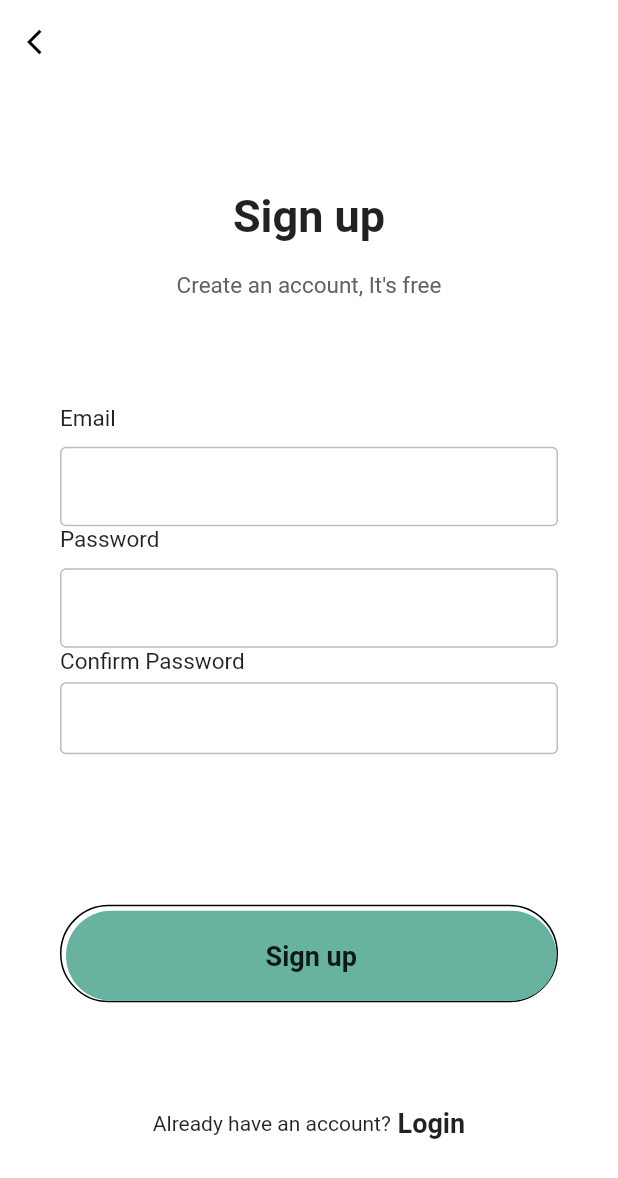
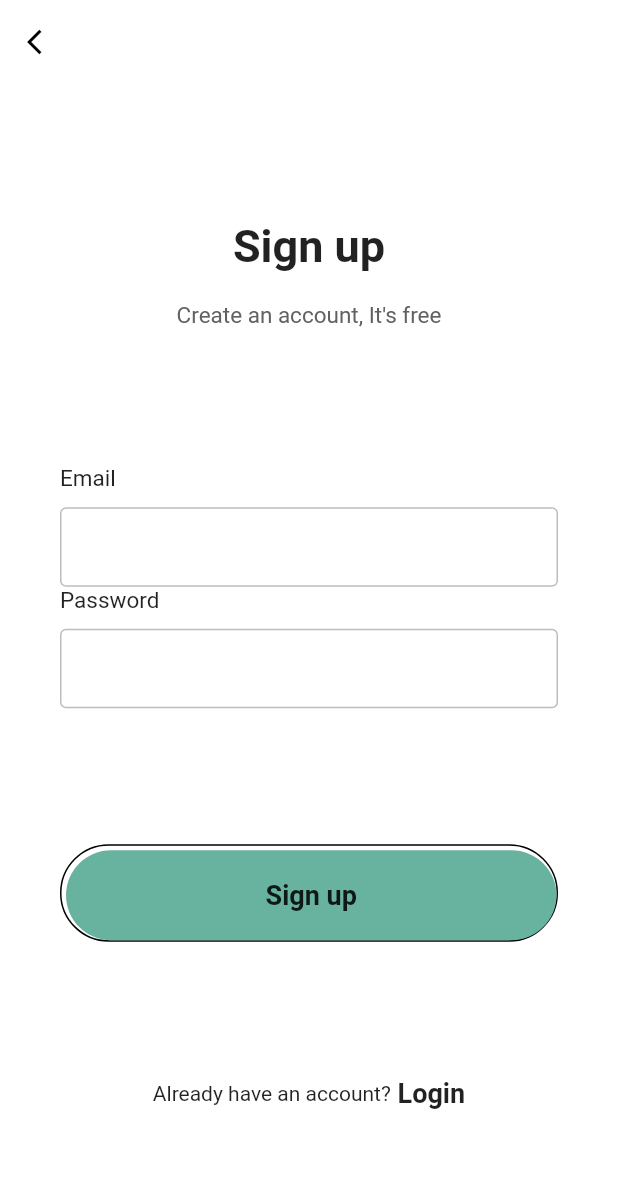
Before and after one commit to jooliaju/Planty, a Flutter app: the LoginPage screen opened directly, after a tap on "Login", after a tap on "Sign up", on a phone screen of 412 x 824 dp. Shown: the top 1178 px of the screen. Run offline on Flutter 3.47's test engine with Material 2 defaults, Android fonts, the phone set to English and light mode, and no system bars; our stand-ins replace cloud_firestore, dio, firebase_auth, firebase_core, firebase_storage, flutter_inner_drawer and 5 more; missing offline and left inert: dart:ffi; accounts and stored records are empty.

Commit message:
auth changes

```diff
--- a/lib/screens/auth/login.dart
+++ b/lib/screens/auth/login.dart
@@ -9,6 +9,10 @@
 import 'package:planty_app/shared/loading.dart';
 
 class LoginPage extends StatefulWidget {
+
+  final Function toggleView;
+  LoginPage({ this.toggleView });
+
   @override
   _LoginPageState createState() => _LoginPageState();
 }
@@ -127,40 +131,6 @@
     //   ),
     // );
 
-    final signUpButton = Material(
-      elevation: 5.0,
-      borderRadius: BorderRadius.circular(30.0),
-      color: Colors.deepOrange,
-      child: MaterialButton(
-        minWidth: MediaQuery.of(context).size.width,
-        padding: EdgeInsets.fromLTRB(20.0, 15.0, 20.0, 15.0),
-        onPressed: () async {
-          //add logging stuff too
-
-          if (_formKey.currentState.validate()) {
-            setState(() {
-              loading = true;
-            });
-
-            print("email entered: " + email);
-            print("password entered: " + password);
-
-            dynamic result =
-                await authService.registerWithEmailAndPassword(email, password);
-            if (result == null) {
-              setState(() {
-                error = "Please supply a valid email";
-                loading = false;
-              });
-            }
-          }
-        },
-        child: Text("Sign up",
-            textAlign: TextAlign.center,
-            style: style.copyWith(
-                color: Colors.white, fontWeight: FontWeight.bold)),
-      ),
-    );
 
     final loginButton = MaterialButton(
       minWidth: double.infinity,
@@ -194,9 +164,7 @@
       ),
     );
 
-    return loading
-        ? Loading()
-        : Scaffold(
+    return loading ? Loading() :Scaffold(
             resizeToAvoidBottomInset: false,
             backgroundColor: Colors.white,
             appBar: AppBar(
@@ -306,15 +274,15 @@
                       ),
                     ),
                   ),
-                  FadeAnimation(
-                      1.2,
-                      Container(
-                        height: MediaQuery.of(context).size.height / 3,
-                        decoration: BoxDecoration(
-                            image: DecorationImage(
-                                image: AssetImage('assets/background.png'),
-                                fit: BoxFit.cover)),
-                      ))
+                  // FadeAnimation(
+                  //     1.2,
+                  //     Container(
+                  //       height: MediaQuery.of(context).size.height / 3,
+                  //       decoration: BoxDecoration(
+                  //           image: DecorationImage(
+                  //               image: AssetImage('assets/background.png'),
+                  //               fit: BoxFit.cover)),
+                  //     ))
                 ],
               ),
             ),
--- a/lib/screens/auth/sign_up.dart
+++ b/lib/screens/auth/sign_up.dart
@@ -3,8 +3,12 @@
 import 'package:planty_app/screens/auth/login.dart';
 import 'package:planty_app/services/auth.dart';
 import 'package:planty_app/shared/constants.dart';
+import 'package:planty_app/shared/loading.dart';
 
 class SignupPage extends StatefulWidget {
+
+    final Function toggleView;
+  SignupPage({ this.toggleView });
   @override
   _SignupPageState createState() => _SignupPageState();
 }
@@ -131,7 +135,7 @@
 
 
 
-    return Scaffold(
+    return loading ? Loading(): Scaffold(
       resizeToAvoidBottomInset: true,
       backgroundColor: Colors.white,
       appBar: AppBar(
@@ -146,6 +150,7 @@
         ),
       ),
       body: SingleChildScrollView(
+        child: Form(key: _formKey,
                   child: Container(
             padding: EdgeInsets.symmetric(horizontal: 40),
             height: MediaQuery.of(context).size.height - 50,
@@ -170,7 +175,7 @@
                   children: <Widget>[
                     FadeAnimation(1.2, emailField),
                     FadeAnimation(1.3, passwordField),
-                  FadeAnimation(1.4, makeInput(label: "Confirm Password", obscureText: true)),
+                    // FadeAnimation(1.4, makeInput(label: "Confirm Password", obscureText: true)),
                   ],
                 ),
                 FadeAnimation(1.5, Container(
@@ -205,6 +210,7 @@
             ),
           ),
         ),
+      ),
     );
   }
 
--- a/lib/screens/wrapper.dart
+++ b/lib/screens/wrapper.dart
@@ -1,5 +1,7 @@
 import 'package:flutter/material.dart';
 import 'package:planty_app/models/user.dart';
+import 'package:planty_app/screens/auth/authenticate.dart';
+import 'package:planty_app/screens/auth/login.dart';
 import 'package:planty_app/screens/auth/sign_in.dart';
 import 'package:planty_app/old/home.dart';
 import 'package:planty_app/screens/auth/welcome.dart';
@@ -15,10 +17,8 @@
     //returns home or auth page
 
     if (user == null) {
-      return WelcomePage();
+      return Authenticate();
     } else {
-
-      ///temp!
 
       return HomeScreenNew();
       // return HomeScreen();
```
Also changed, not shown: lib/old/home.dart (+6 -6 lines), lib/screens/auth/authenticate.dart (added, +27 -0 lines), lib/screens/auth/welcome.dart (+10 -1 lines), lib/screens/user/update_user.dart (+86 -86 lines). Lines whose indentation alone changed are shown as unchanged.
